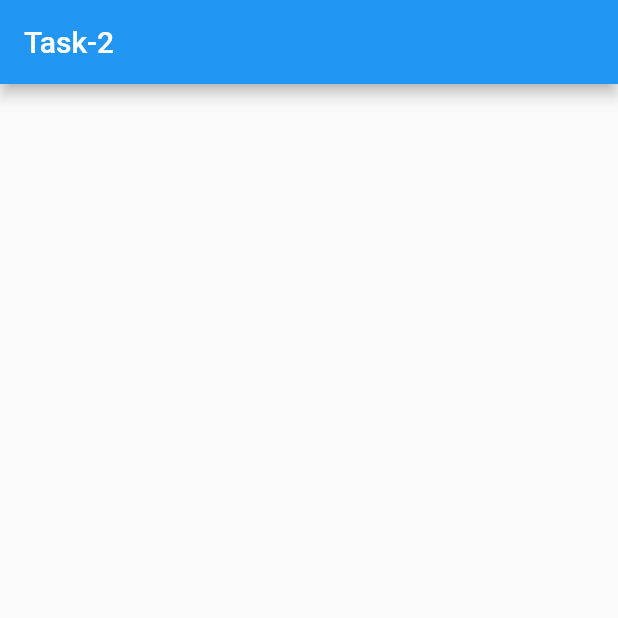
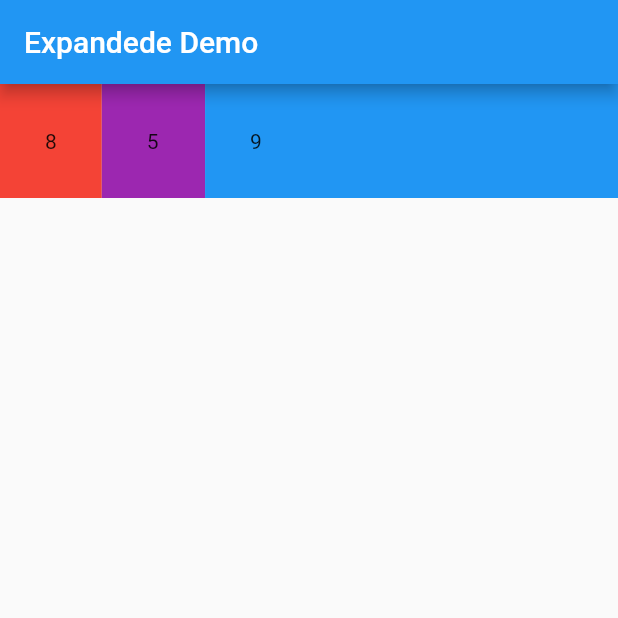
Before and after one commit to Ravindra-unuri/flutter_expanded, a Flutter app: the screen it shows after launch, on a phone screen of 412 x 824 dp, the top half of it. Run offline on Flutter 3.47's test engine with Material 2 defaults, Android fonts, the phone set to English and light mode, and no system bars.

Commit message:
Second commit

```diff
--- a/lib/main.dart
+++ b/lib/main.dart
@@ -12,96 +12,36 @@ class MyApp extends StatelessWidget {
   Widget build(BuildContext context) {
     return MaterialApp(
         home: Scaffold(
-        appBar: AppBar(
-        title: Text('Task-2'),
-    ),
-
-        )
-    );
-  }
-}
-
-class MyHomePage extends StatefulWidget {
-  const MyHomePage({super.key, required this.title});
-
-  // This widget is the home page of your application. It is stateful, meaning
-  // that it has a State object (defined below) that contains fields that affect
-  // how it looks.
-
-  // This class is the configuration for the state. It holds the values (in this
-  // case the title) provided by the parent (in this case the App widget) and
-  // used by the build method of the State. Fields in a Widget subclass are
-  // always marked "final".
-
-  final String title;
-
-  @override
-  State<MyHomePage> createState() => _MyHomePageState();
-}
-
-class _MyHomePageState extends State<MyHomePage> {
-  int _counter = 0;
-
-  void _incrementCounter() {
-    setState(() {
-      // This call to setState tells the Flutter framework that something has
-      // changed in this State, which causes it to rerun the build method below
-      // so that the display can reflect the updated values. If we changed
-      // _counter without calling setState(), then the build method would not be
-      // called again, and so nothing would appear to happen.
-      _counter++;
-    });
-  }
-
-  @override
-  Widget build(BuildContext context) {
-    // This method is rerun every time setState is called, for instance as done
-    // by the _incrementCounter method above.
-    //
-    // The Flutter framework has been optimized to make rerunning build methods
-    // fast, so that you can just rebuild anything that needs updating rather
-    // than having to individually change instances of widgets.
-    return Scaffold(
       appBar: AppBar(
-        // Here we take the value from the MyHomePage object that was created by
-        // the App.build method, and use it to set our appbar title.
-        title: Text(widget.title),
+        title: Text('Expandede Demo'),
       ),
-      body: Center(
-        // Center is a layout widget. It takes a single child and positions it
-        // in the middle of the parent.
-        child: Column(
-          // Column is also a layout widget. It takes a list of children and
-          // arranges them vertically. By default, it sizes itself to fit its
-          // children horizontally, and tries to be as tall as its parent.
-          //
-          // Invoke "debug painting" (press "p" in the console, choose the
-          // "Toggle Debug Paint" action from the Flutter Inspector in Android
-          // Studio, or the "Toggle Debug Paint" command in Visual Studio Code)
-          // to see the wireframe for each widget.
-          //
-          // Column has various properties to control how it sizes itself and
-          // how it positions its children. Here we use mainAxisAlignment to
-          // center the children vertically; the main axis here is the vertical
-          // axis because Columns are vertical (the cross axis would be
-          // horizontal).
-          mainAxisAlignment: MainAxisAlignment.center,
-          children: <Widget>[
-            const Text(
-              'You have pushed the button this many times:',
+      body: SafeArea(
+        child: Row(
+          children: [
+            Container(
+              padding: EdgeInsetsDirectional.all(30),
+              color: Colors.red,
+              child: Text('8'),
             ),
-            Text(
-              '$_counter',
-              style: Theme.of(context).textTheme.headlineMedium,
+            Expanded(
+              flex: 2,
+              child: Container(
+                padding: EdgeInsetsDirectional.all(30),
+                color: Colors.purple,
+                child: Text('5'),
+              ),
+            ),
+            Expanded(
+              flex: 8,
+              child: Container(
+                padding: EdgeInsetsDirectional.all(30),
+                color: Colors.blue,
+                child: Text('9'),
+              ),
             ),
           ],
         ),
       ),
-      floatingActionButton: FloatingActionButton(
-        onPressed: _incrementCounter,
-        tooltip: 'Increment',
-        child: const Icon(Icons.add),
-      ), // This trailing comma makes auto-formatting nicer for build methods.
-    );
+    ));
   }
 }
```
